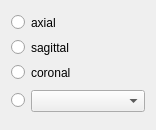
Above: Code/Gui/MITK/Modules/niftkMIDASGui/Resources/UI/QmitkMIDASOrientationWidget.ui from NifTK/NifTK before the change. Below: the same form after it.
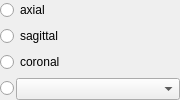
That is the form after the change.

Commit message: Bug #2224: MIDAS plugins GUI tweaks

Patch:
```diff
--- a/Code/Gui/MITK/Modules/niftkMIDASGui/Resources/UI/QmitkMIDASOrientationWidget.ui
+++ b/Code/Gui/MITK/Modules/niftkMIDASGui/Resources/UI/QmitkMIDASOrientationWidget.ui
@@ -6,91 +6,24 @@
    <rect>
     <x>0</x>
     <y>0</y>
-    <width>156</width>
-    <height>130</height>
+    <width>180</width>
+    <height>86</height>
    </rect>
   </property>
   <property name="windowTitle">
    <string>Form</string>
   </property>
   <layout class="QGridLayout" name="gridLayout">
-   <item row="0" column="0">
-    <widget class="QRadioButton" name="m_AxialRadioButton">
-     <property name="sizePolicy">
-      <sizepolicy hsizetype="Fixed" vsizetype="Fixed">
-       <horstretch>0</horstretch>
-       <verstretch>0</verstretch>
-      </sizepolicy>
-     </property>
-     <property name="toolTip">
-      <string>switch the currently selected view to axial</string>
-     </property>
-     <property name="layoutDirection">
-      <enum>Qt::RightToLeft</enum>
-     </property>
-     <property name="text">
-      <string/>
-     </property>
-     <property name="iconSize">
-      <size>
-       <width>0</width>
-       <height>0</height>
-      </size>
-     </property>
-    </widget>
-   </item>
-   <item row="0" column="1">
-    <widget class="QLabel" name="m_AxialLabel">
-     <property name="toolTip">
-      <string>switch to axial view</string>
-     </property>
-     <property name="layoutDirection">
-      <enum>Qt::RightToLeft</enum>
-     </property>
-     <property name="text">
-      <string>axial</string>
-     </property>
-    </widget>
-   </item>
-   <item row="1" column="0">
-    <widget class="QRadioButton" name="m_SagittalRadioButton">
-     <property name="sizePolicy">
-      <sizepolicy hsizetype="Fixed" vsizetype="Fixed">
-       <horstretch>0</horstretch>
-       <verstretch>0</verstretch>
-      </sizepolicy>
-     </property>
-     <property name="toolTip">
-      <string>switch the currently selected view to sagittal</string>
-     </property>
-     <property name="layoutDirection">
-      <enum>Qt::RightToLeft</enum>
-     </property>
-     <property name="text">
-      <string/>
-     </property>
-     <property name="iconSize">
-      <size>
-       <width>0</width>
-       <height>0</height>
-      </size>
-     </property>
-    </widget>
-   </item>
-   <item row="1" column="1">
-    <widget class="QLabel" name="m_SagittalLabel">
-     <property name="toolTip">
-      <string>switch to sagittal view</string>
-     </property>
-     <property name="layoutDirection">
-      <enum>Qt::RightToLeft</enum>
-     </property>
-     <property name="text">
-      <string>sagittal</string>
-     </property>
-    </widget>
-   </item>
-   <item row="2" column="0">
+   <property name="horizontalSpacing">
+    <number>2</number>
+   </property>
+   <property name="verticalSpacing">
+    <number>6</number>
+   </property>
+   <property name="margin">
+    <number>0</number>
+   </property>
+   <item row="2" column="0" colspan="2">
     <widget class="QRadioButton" name="m_CoronalRadioButton">
      <property name="sizePolicy">
       <sizepolicy hsizetype="Fixed" vsizetype="Fixed">
@@ -101,28 +34,6 @@
      <property name="toolTip">
       <string>switch the currently selected view to coronal</string>
      </property>
-     <property name="layoutDirection">
-      <enum>Qt::RightToLeft</enum>
-     </property>
-     <property name="text">
-      <string/>
-     </property>
-     <property name="iconSize">
-      <size>
-       <width>0</width>
-       <height>0</height>
-      </size>
-     </property>
-    </widget>
-   </item>
-   <item row="2" column="1">
-    <widget class="QLabel" name="m_CoronalLabel">
-     <property name="toolTip">
-      <string>switch to coronal view</string>
-     </property>
-     <property name="layoutDirection">
-      <enum>Qt::RightToLeft</enum>
-     </property>
      <property name="text">
       <string>coronal</string>
      </property>
@@ -139,9 +50,6 @@
      <property name="toolTip">
       <string>switch the currently selected view to coronal</string>
      </property>
-     <property name="layoutDirection">
-      <enum>Qt::RightToLeft</enum>
-     </property>
      <property name="text">
       <string/>
      </property>
@@ -153,13 +61,63 @@
      </property>
     </widget>
    </item>
+   <item row="1" column="0" colspan="2">
+    <widget class="QRadioButton" name="m_SagittalRadioButton">
+     <property name="sizePolicy">
+      <sizepolicy hsizetype="Fixed" vsizetype="Fixed">
+       <horstretch>0</horstretch>
+       <verstretch>0</verstretch>
+      </sizepolicy>
+     </property>
+     <property name="toolTip">
+      <string>switch the currently selected view to sagittal</string>
+     </property>
+     <property name="text">
+      <string>sagittal</string>
+     </property>
+     <property name="iconSize">
+      <size>
+       <width>0</width>
+       <height>0</height>
+      </size>
+     </property>
+    </widget>
+   </item>
    <item row="3" column="1">
     <widget class="QComboBox" name="m_OtherOrientationComboBox">
+     <property name="sizePolicy">
+      <sizepolicy hsizetype="Preferred" vsizetype="Fixed">
+       <horstretch>0</horstretch>
+       <verstretch>0</verstretch>
+      </sizepolicy>
+     </property>
      <property name="toolTip">
       <string>choose from a variety of views</string>
      </property>
     </widget>
    </item>
+   <item row="0" column="0" colspan="2">
+    <widget class="QRadioButton" name="m_AxialRadioButton">
+     <property name="sizePolicy">
+      <sizepolicy hsizetype="Fixed" vsizetype="Fixed">
+       <horstretch>0</horstretch>
+       <verstretch>0</verstretch>
+      </sizepolicy>
+     </property>
+     <property name="toolTip">
+      <string>switch the currently selected view to axial</string>
+     </property>
+     <property name="text">
+      <string>axial</string>
+     </property>
+     <property name="iconSize">
+      <size>
+       <width>0</width>
+       <height>0</height>
+      </size>
+     </property>
+    </widget>
+   </item>
   </layout>
  </widget>
  <resources/>
```
Left out of the diff: 6 changed lines with no effect on the pictures. The commit also changes 15 other files.
